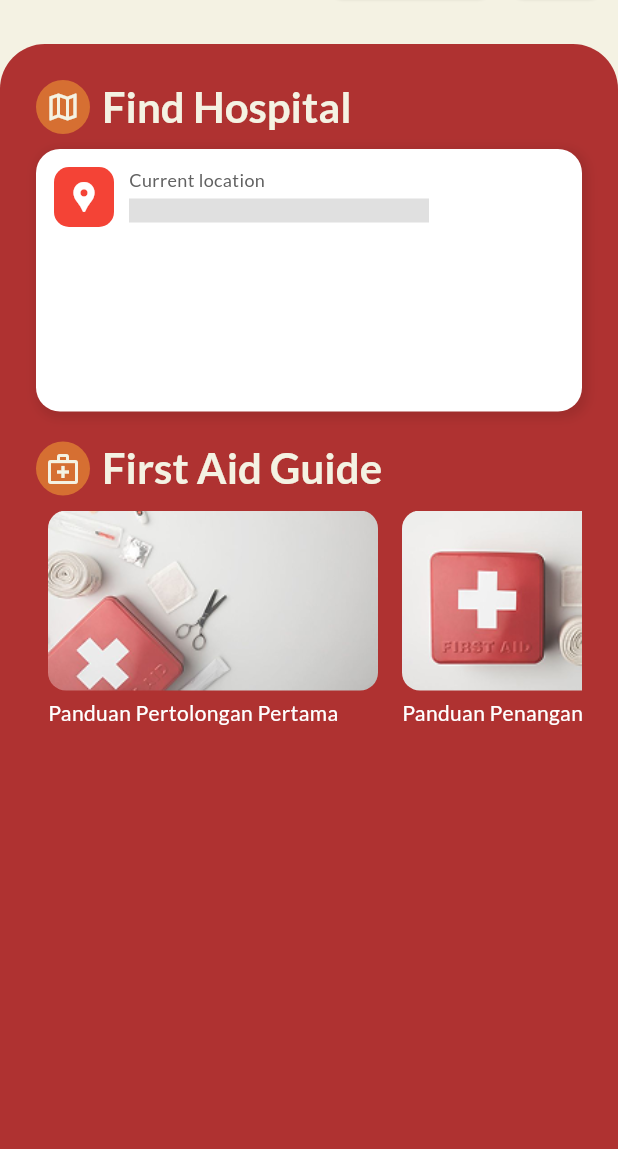
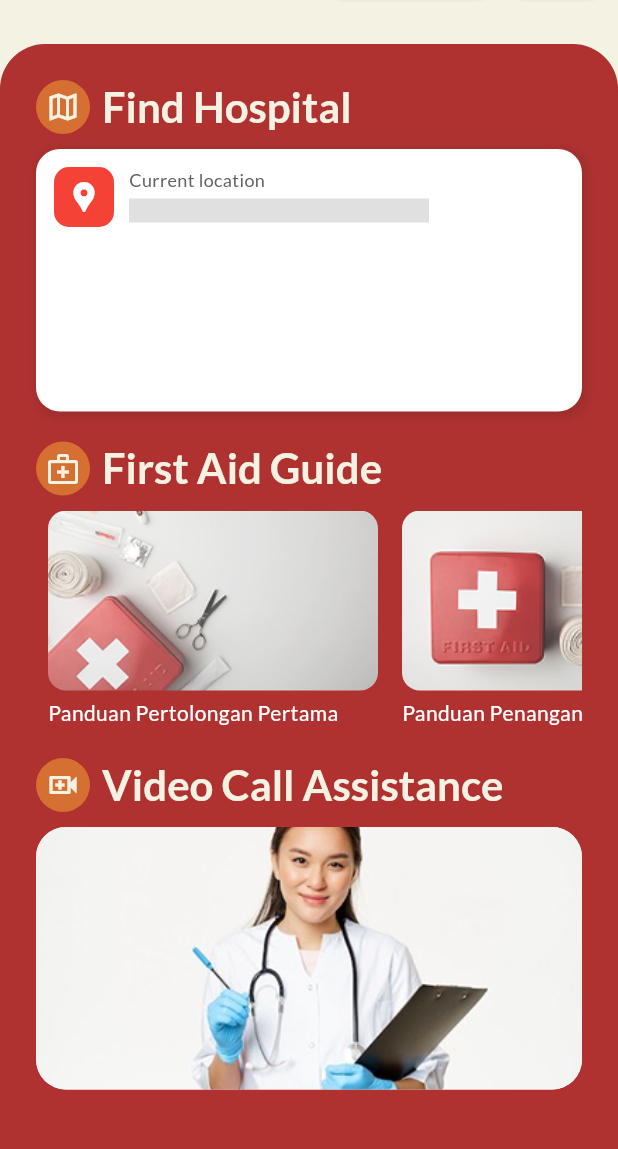
Before and after one commit to ahsuunn/founded_ninu, a Flutter app: the screen it shows after launch, on a phone screen of 412 x 824 dp, the part 76-1225 px from its top. Run offline on Flutter 3.47's test engine with Material 3 defaults, Android fonts, the phone set to English and light mode, and no system bars; our stand-ins replace go_router, google_fonts.

Commit message:
feat : video call container in home page

```diff
--- a/lib/ui/features/home/home_view.dart
+++ b/lib/ui/features/home/home_view.dart
@@ -3,6 +3,7 @@ import 'package:founded_ninu/ui/core/themes.dart';
 import 'package:founded_ninu/ui/features/home/widgets/appbar.dart';
 import 'package:founded_ninu/ui/features/home/widgets/medicalguide_list.dart';
 import 'package:founded_ninu/ui/features/home/widgets/subheader.dart';
+import 'package:founded_ninu/ui/features/home/widgets/videocall_container.dart';
 
 class HomePage extends StatefulWidget {
   const HomePage({super.key, required this.userName});
@@ -124,7 +125,18 @@ class _HomePageState extends State<HomePage> {
                         SizedBox(height: 10),
                         // Image(image: AssetImage("assets/fa.png")),
                         HorizontalList(),
-                        SizedBox(height: 20),
+                        SizedBox(height: 15),
+
+                        SubHeader(
+                          icon: Icon(
+                            Icons.video_call_outlined,
+                            color: colorScheme.tertiary, // Icon color
+                            size: 24,
+                          ),
+                          title: "Video Call Assistance",
+                        ),
+                        SizedBox(height: 10),
+                        VideocallContainer(),
 
                         // Add more widgets here
                       ],
--- /dev/null
+++ b/lib/ui/features/home/widgets/videocall_container.dart
@@ -0,0 +1,22 @@
+import 'package:flutter/material.dart';
+
+class VideocallContainer extends StatelessWidget {
+  const VideocallContainer({super.key});
+
+  @override
+  Widget build(BuildContext context) {
+    return Container(
+      width: double.infinity,
+      height: 175,
+
+      decoration: BoxDecoration(
+        borderRadius: BorderRadius.circular(20),
+        color: Colors.white,
+      ),
+      child: ClipRRect(
+        borderRadius: BorderRadius.circular(20),
+        child: Image.asset('assets/assistance.png', fit: BoxFit.cover),
+      ),
+    );
+  }
+}
--- a/pubspec.yaml
+++ b/pubspec.yaml
@@ -63,6 +63,8 @@ flutter:
   assets:
     - assets/fa.png
     - assets/fa1.png
+    - assets/assistance.png
+
   # An image asset can refer to one or more resolution-specific "variants", see
   # https://flutter.dev/to/resolution-aware-images
 
```
Also changed, not shown: assets/assistance.png (added).
